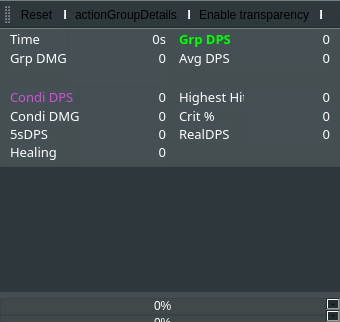
Tyrox92/Gw2SPECS, file mainwindow.ui: the form before one commit.
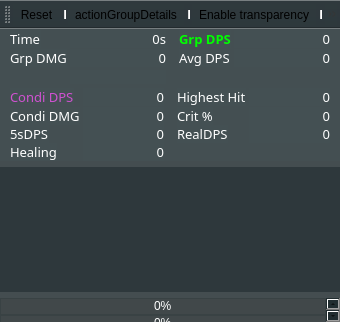
The form after the commit. Icons and pictures are not drawn. Custom widgets are drawn as their Qt base class.

Commit message: - removed disconnected players if language was not english - changed to utf8 for names to allow special characters - fixed a bug that caused an extra slot in group mode if client was in french and gw2 closed - changed the size behavior in mainwindow of detail labels to fit translations

```diff
--- a/mainwindow.ui
+++ b/mainwindow.ui
@@ -582,12 +582,6 @@
               <verstretch>0</verstretch>
              </sizepolicy>
             </property>
-            <property name="maximumSize">
-             <size>
-              <width>65</width>
-              <height>16777215</height>
-             </size>
-            </property>
             <property name="font">
              <font>
               <family>DINPro-Black</family>
@@ -776,12 +770,6 @@
               <verstretch>0</verstretch>
              </sizepolicy>
             </property>
-            <property name="maximumSize">
-             <size>
-              <width>65</width>
-              <height>16777215</height>
-             </size>
-            </property>
             <property name="font">
              <font>
               <family>DINPro-Black</family>
@@ -827,12 +815,6 @@
               <verstretch>0</verstretch>
              </sizepolicy>
             </property>
-            <property name="maximumSize">
-             <size>
-              <width>65</width>
-              <height>16777215</height>
-             </size>
-            </property>
             <property name="font">
              <font>
               <family>DINPro-Black</family>
```
Left out of the diff: 6 changed lines with no effect on the pictures. The commit also changes 2 other files.
